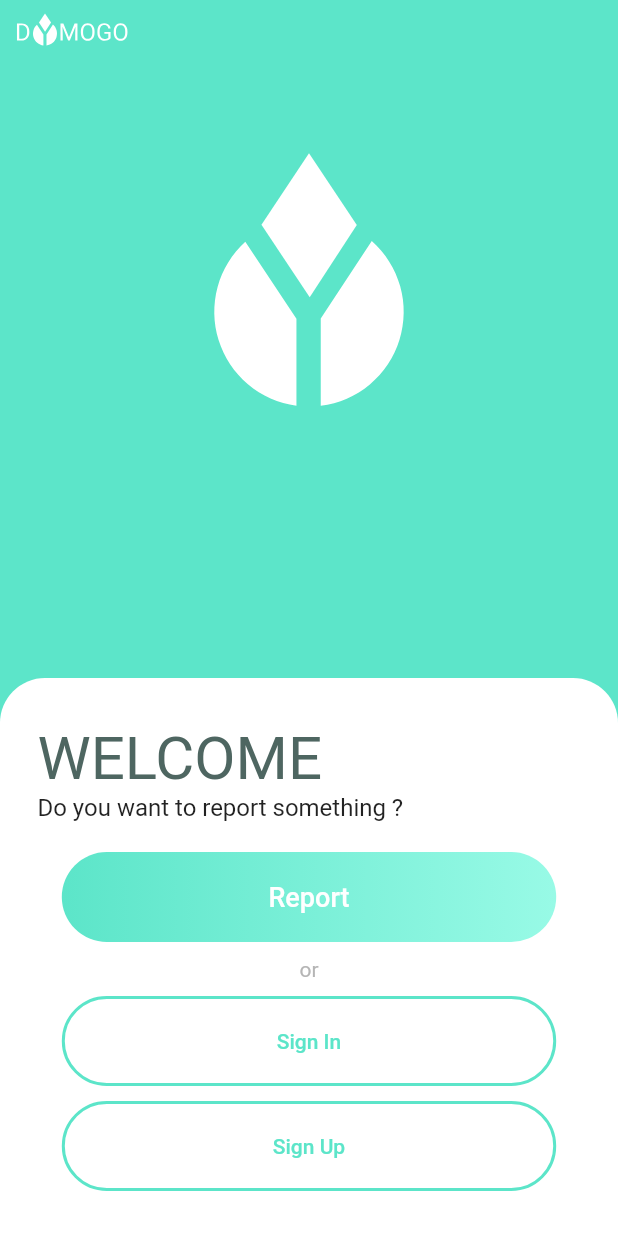
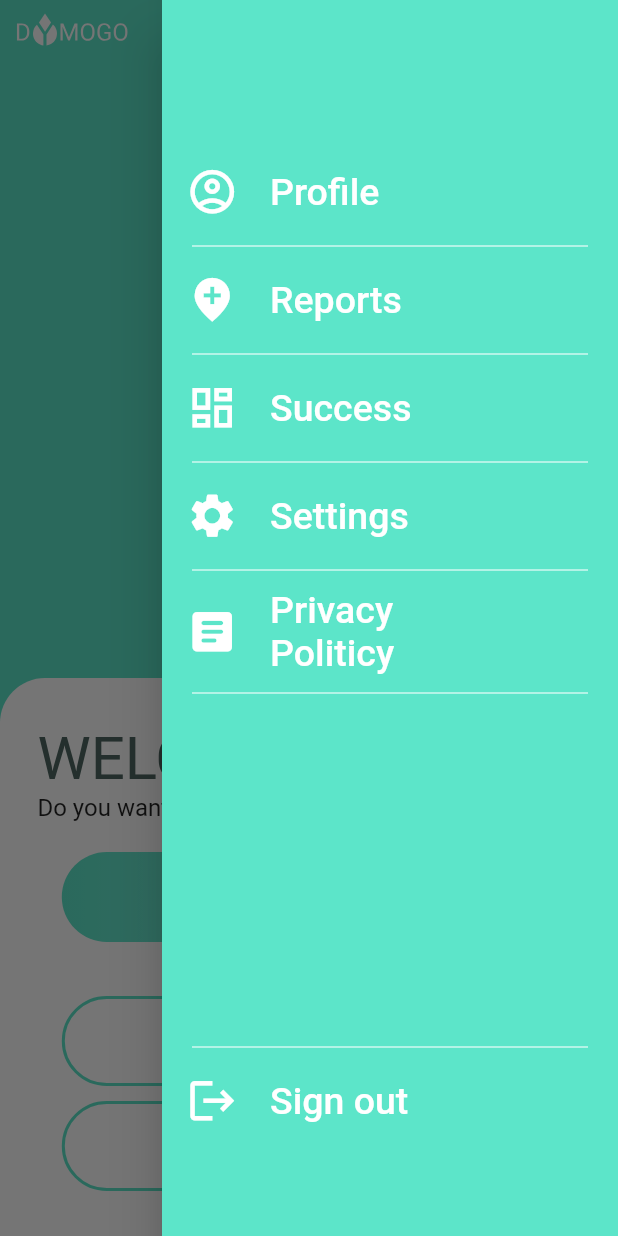
Before and after one commit to Benji22ben/Dymogo, a Flutter app: the screen it shows after launch, with the side drawer open (before the commit the screen has no drawer), on a phone screen of 412 x 824 dp. Run offline on Flutter 3.47's test engine with Material 2 defaults, Android fonts, the phone set to English and light mode, and no system bars; our stand-ins replace animated_splash_screen, camera, flutter_map, flutter_secure_storage, flutter_svg, get_it and 4 more; missing offline and left inert: assorted_layout_widgets, tflite.

```diff
--- a/lib/viewmodel/signIn/sign_in_service.dart
+++ b/lib/viewmodel/signIn/sign_in_service.dart
@@ -11,10 +11,12 @@ class SignIn {
     String password,
   ) async {
     var request = Request('POST', Uri.parse(apiEndpoint));
-    request.bodyFields = <String, String>{
+    request.headers['Content-Type'] = 'application/json';
+
+    request.body = jsonEncode(<String, String>{
       'email': email.replaceAll(' ', ''),
       'password': password.replaceAll(' ', '')
-    };
+    });
     var response = await request.send();
 
     var token = response.statusCode == 200
--- a/lib/views/end/end_screen.dart
+++ b/lib/views/end/end_screen.dart
@@ -5,7 +5,7 @@ import 'package:simple_shadow/simple_shadow.dart';
 import 'package:assorted_layout_widgets/assorted_layout_widgets.dart';
 import 'package:dymogo/constants.dart';
 import 'package:dymogo/size_config.dart';
-import 'package:dymogo/screens/camera/camera_screen.dart';
+import 'package:dymogo/views/camera/camera_screen.dart';
 import 'package:dymogo/widgets/navigation_drawer_widget.dart';
 
 import 'package:dymogo/views/signup/signup_screen.dart';
--- a/lib/views/home/home_screen.dart
+++ b/lib/views/home/home_screen.dart
@@ -1,4 +1,5 @@
 import 'package:dymogo/views/signup/signup_screen.dart';
+import 'package:dymogo/widgets/navigation_drawer_widget.dart';
 import 'package:flutter/material.dart';
 import 'package:flutter_svg/flutter_svg.dart';
 import 'package:dymogo/constants.dart';
@@ -15,10 +16,15 @@ class HomeScreen extends StatelessWidget {
     var screenHeight = MediaQuery.of(context).size.height;
 
     // Create storage
-    final storage = const FlutterSecureStorage();
+    // final storage = const FlutterSecureStorage();
     // var token = await storage.read(key: 'token');
 
     return Scaffold(
+        endDrawer: NavigationDrawerWidget(),
+        appBar: AppBar(
+          backgroundColor: Color.fromARGB(0, 255, 255, 255),
+          elevation: 0.0,
+        ),
         extendBodyBehindAppBar: true,
         body: Stack(
           children: [
--- a/lib/views/predictions/predictions_screen.dart
+++ b/lib/views/predictions/predictions_screen.dart
@@ -3,6 +3,7 @@ import 'package:camera/camera.dart';
 import 'package:dymogo/viewmodel/camera/ia_service.dart';
 import 'package:dymogo/views/end/end_screen.dart';
 import 'package:dymogo/viewmodel/map/location_service.dart';
+import 'package:dymogo/views/home/home_screen.dart';
 import 'package:flutter/material.dart';
 import 'package:dymogo/views/utilities/camera_header_bar.dart';
 import 'package:dymogo/constants.dart';
@@ -112,6 +113,7 @@ class PredictionScreen extends StatelessWidget {
                           onPressed: () async {
                             var locationData =
                                 await LocationService().locationGet();
+                            await _cameraController.dispose();
                             ApiService.uploadFileToServer(
                                     image.path,
                                     label,
@@ -121,11 +123,10 @@ class PredictionScreen extends StatelessWidget {
                               Navigator.push(
                                 context,
                                 MaterialPageRoute(
-                                  builder: (_) => const EndScreen(),
+                                  builder: (_) => const HomeScreen(),
                                 ),
                               );
                             });
-                            await _cameraController.dispose();
                           },
                           child: const Text(
                             "It’s perfect !",
--- a/lib/widgets/navigation_drawer_widget.dart
+++ b/lib/widgets/navigation_drawer_widget.dart
@@ -1,5 +1,5 @@
 import 'package:dymogo/constants.dart';
-import 'package:dymogo/screens/register_screen/register_screen.dart';
+import 'package:dymogo/views/signup/signup_screen.dart';
 import 'package:flutter/cupertino.dart';
 import 'package:flutter/material.dart';
 
@@ -89,7 +89,7 @@ class NavigationDrawerWidget extends StatelessWidget {
       //Exemple de case : redirection page de register
       case 0:
         Navigator.of(context).push(MaterialPageRoute(
-          builder: (context) => RegisterScreen(),
+          builder: (context) => const SignUpScreen(),
         ));
         break;
     }
--- a/pubspec.yaml
+++ b/pubspec.yaml
@@ -39,6 +39,7 @@ dependencies:
   animator: ^3.1.0
   animated_splash: ^1.0.0
   animated_splash_screen: ^1.2.0
+  geocoding: ^2.0.4
 
   # The following adds the Cupertino Icons font to your application.
   # Use with the CupertinoIcons class for iOS style icons.
```
Also changed, not shown: lib/constants.dart (+3 -4 lines), lib/viewmodel/camera/api_service.dart (+9 -4 lines), lib/viewmodel/signUp/sign_up_service.dart (+8 -7 lines), pubspec.lock.
